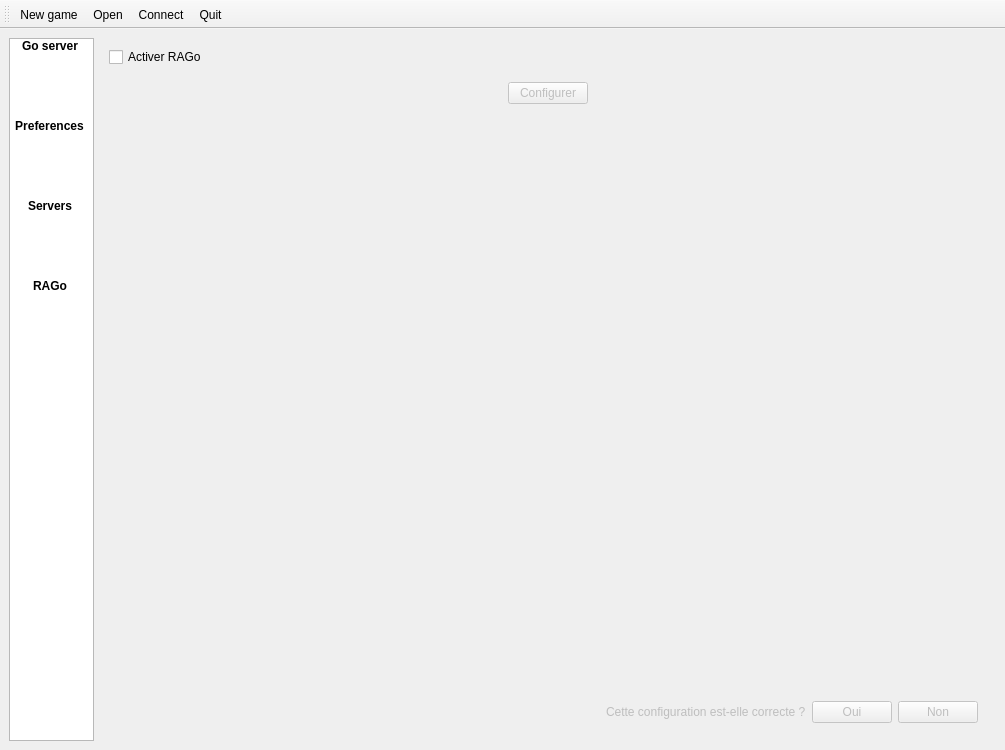
Old version of the form src/mainwindow.ui in the repository EPeillard/qgo.
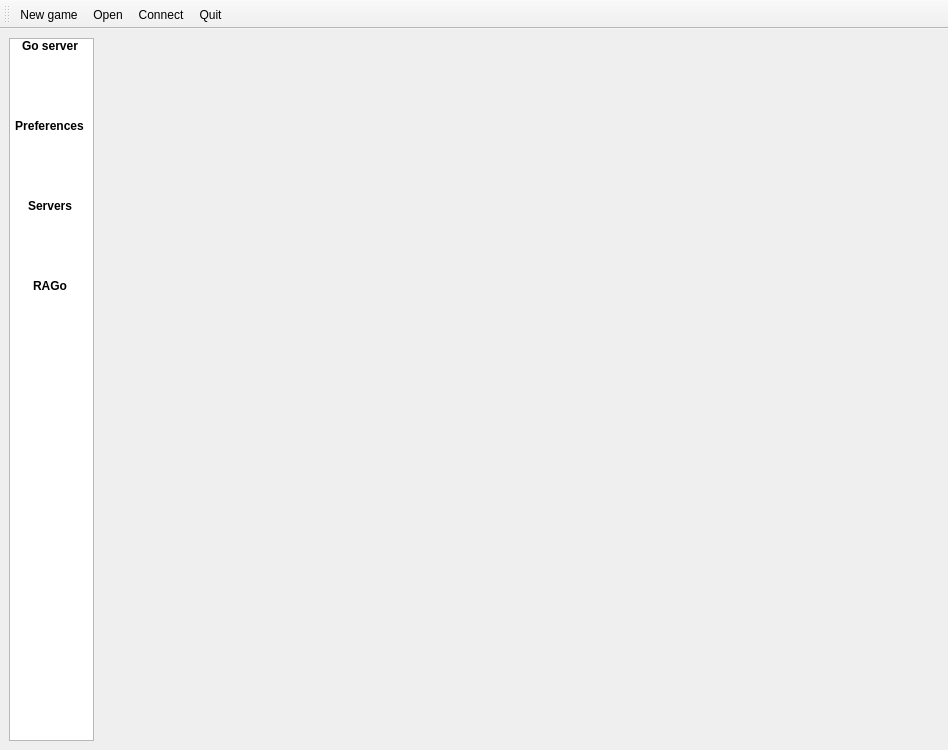
New version of the form. The open tabs and pages were chosen to show the change. Icons and pictures are not drawn. Custom widgets are drawn as their Qt base class.

What changed in the file:
```diff
--- a/src/mainwindow.ui
+++ b/src/mainwindow.ui
@@ -6,7 +6,7 @@
    <rect>
     <x>0</x>
     <y>0</y>
-    <width>1005</width>
+    <width>948</width>
     <height>750</height>
    </rect>
   </property>
@@ -1058,159 +1058,8 @@
         </item>
        </layout>
       </widget>
-      <widget class="QWidget" name="RAGo">
-       <layout class="QVBoxLayout" name="verticalLayout_7">
-        <item>
-         <widget class="QCheckBox" name="checkBox">
-          <property name="text">
-           <string>Activer RAGo</string>
-          </property>
-         </widget>
-        </item>
-        <item>
-         <widget class="QFrame" name="verticalFrame">
-          <property name="enabled">
-           <bool>false</bool>
-          </property>
-          <layout class="QVBoxLayout" name="verticalLayout_8">
-           <item>
-            <layout class="QHBoxLayout" name="horizontalLayout_3">
-             <item>
-              <spacer name="horizontalSpacer_2">
-               <property name="orientation">
-                <enum>Qt::Horizontal</enum>
-               </property>
-               <property name="sizeHint" stdset="0">
-                <size>
-                 <width>40</width>
-                 <height>20</height>
-                </size>
-               </property>
-              </spacer>
-             </item>
-             <item>
-              <widget class="QPushButton" name="pushButton">
-               <property name="text">
-                <string>Configurer</string>
-               </property>
-              </widget>
-             </item>
-             <item>
-              <spacer name="horizontalSpacer_3">
-               <property name="orientation">
-                <enum>Qt::Horizontal</enum>
-               </property>
-               <property name="sizeHint" stdset="0">
-                <size>
-                 <width>40</width>
-                 <height>20</height>
-                </size>
-               </property>
-              </spacer>
-             </item>
-            </layout>
-           </item>
-           <item>
-            <layout class="QGridLayout" name="gridLayout_3">
-             <item row="1" column="0">
-              <spacer name="horizontalSpacer_6">
-               <property name="orientation">
-                <enum>Qt::Horizontal</enum>
-               </property>
-               <property name="sizeHint" stdset="0">
-                <size>
-                 <width>40</width>
-                 <height>20</height>
-                </size>
-               </property>
-              </spacer>
-             </item>
-             <item row="0" column="1">
-              <spacer name="verticalSpacer_2">
-               <property name="orientation">
-                <enum>Qt::Vertical</enum>
-               </property>
-               <property name="sizeHint" stdset="0">
-                <size>
-                 <width>20</width>
-                 <height>40</height>
-                </size>
-               </property>
-              </spacer>
-             </item>
-             <item row="1" column="2">
-              <spacer name="horizontalSpacer_5">
-               <property name="orientation">
-                <enum>Qt::Horizontal</enum>
-               </property>
-               <property name="sizeHint" stdset="0">
-                <size>
-                 <width>40</width>
-                 <height>20</height>
-                </size>
-               </property>
-              </spacer>
-             </item>
-             <item row="2" column="1">
-              <spacer name="verticalSpacer_4">
-               <property name="orientation">
-                <enum>Qt::Vertical</enum>
-               </property>
-               <property name="sizeHint" stdset="0">
-                <size>
-                 <width>20</width>
-                 <height>40</height>
-                </size>
-               </property>
-              </spacer>
-             </item>
-             <item row="1" column="1">
-              <widget class="QWidget" name="widget" native="true"/>
-             </item>
-            </layout>
-           </item>
-           <item>
-            <layout class="QHBoxLayout" name="horizontalLayout_4">
-             <item>
-              <spacer name="horizontalSpacer_4">
-               <property name="orientation">
-                <enum>Qt::Horizontal</enum>
-               </property>
-               <property name="sizeHint" stdset="0">
-                <size>
-                 <width>40</width>
-                 <height>20</height>
-                </size>
-               </property>
-              </spacer>
-             </item>
-             <item>
-              <widget class="QLabel" name="label_3">
-               <property name="text">
-                <string>Cette configuration est-elle correcte ?</string>
-               </property>
-              </widget>
-             </item>
-             <item>
-              <widget class="QPushButton" name="pushButton_2">
-               <property name="text">
-                <string>Oui</string>
-               </property>
-              </widget>
-             </item>
-             <item>
-              <widget class="QPushButton" name="pushButton_3">
-               <property name="text">
-                <string>Non</string>
-               </property>
-              </widget>
-             </item>
-            </layout>
-           </item>
-          </layout>
-         </widget>
-        </item>
-       </layout>
+      <widget class="RAGoWidget" name="RAGo">
+       <layout class="QVBoxLayout" name="verticalLayout_7"/>
       </widget>
      </widget>
     </item>
@@ -1322,6 +1171,12 @@
    <header location="global">connectionwidget.h</header>
    <container>1</container>
   </customwidget>
+  <customwidget>
+   <class>RAGoWidget</class>
+   <extends>QWidget</extends>
+   <header location="global">ragowidget.h</header>
+   <container>1</container>
+  </customwidget>
  </customwidgets>
  <resources>
   <include location="application.qrc"/>
```
Left out of the diff: 18 changed lines with no effect on the pictures.
